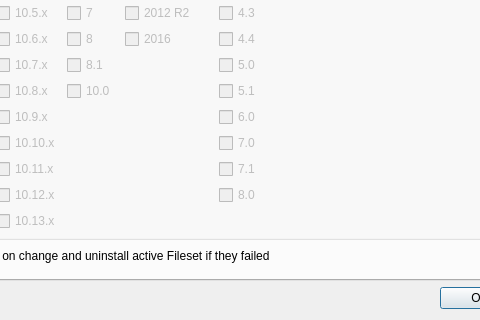
The window that FWAdminLib/FilesetPropertiesDlg.ui (fw-dev/translations) describes before a commit, drawn with Qt 5; both pictures show x 162 to 642 and y 288 to 608 of the 779 by 608 pixel window.
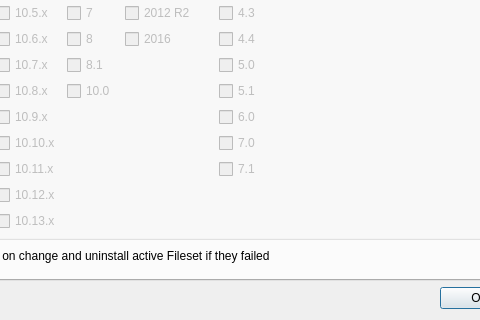
The same window after the commit. The open tabs and pages were chosen to show the change. Icons and pictures are not drawn. Custom widgets are drawn as their Qt base class.

Patch:
```diff
--- a/FWAdminLib/FilesetPropertiesDlg.ui
+++ b/FWAdminLib/FilesetPropertiesDlg.ui
@@ -778,13 +778,6 @@
                    </property>
                   </widget>
                  </item>
-                 <item row="10" column="3">
-                  <widget class="QCheckBox" name="checkBoxAPI26">
-                   <property name="text">
-                    <string>8.0</string>
-                   </property>
-                  </widget>
-                 </item>
                 </layout>
                </item>
                <item row="1" column="1">
```
Left out of the diff: 2 changed lines with no effect on the pictures.
